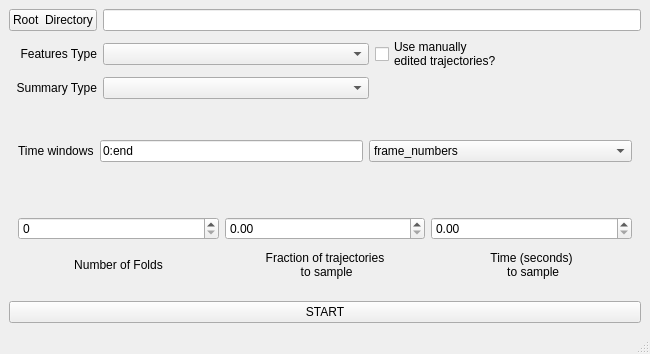
This is tierpsy/gui/QtDesignerFiles/Summarizer.ui in ver228/tierpsy-tracker as Qt 5 draws it before an edit. The edited form follows.
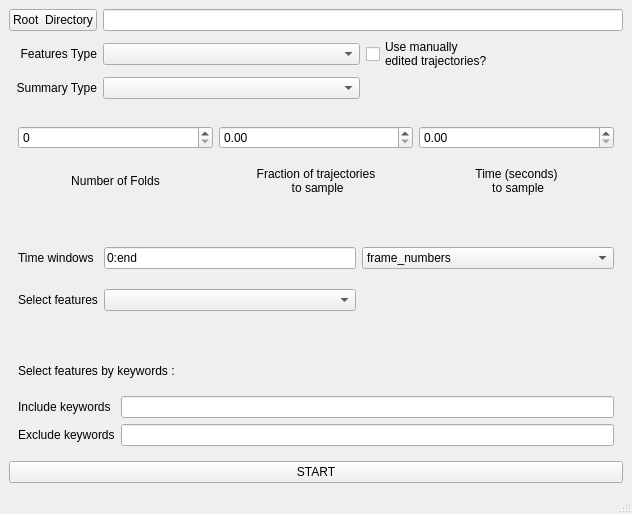
This is the edited form.

Commit message: FOV splitting (Luigi) and Feature selection options in summarizer (Eleni) (#68)

```diff
--- a/tierpsy/gui/QtDesignerFiles/Summarizer.ui
+++ b/tierpsy/gui/QtDesignerFiles/Summarizer.ui
@@ -6,8 +6,8 @@
    <rect>
     <x>0</x>
     <y>0</y>
-    <width>650</width>
-    <height>354</height>
+    <width>632</width>
+    <height>514</height>
    </rect>
   </property>
   <property name="windowTitle">
@@ -69,55 +69,29 @@
       </item>
      </layout>
     </item>
-    <item>
-     <widget class="QWidget" name="TimeWindows" native="true">
-      <layout class="QHBoxLayout" name="horizontalLayout">
-       <item>
-        <widget class="QLabel" name="label_6">
-         <property name="sizePolicy">
-          <sizepolicy hsizetype="Preferred" vsizetype="Preferred">
-           <horstretch>0</horstretch>
-           <verstretch>0</verstretch>
-          </sizepolicy>
-         </property>
-         <property name="text">
-          <string>Time windows</string>
-         </property>
-        </widget>
-       </item>
-       <item>
-        <widget class="QLineEdit" name="p_time_windows">
-         <property name="text">
-          <string>0:end</string>
-         </property>
-        </widget>
-       </item>
-       <item>
-        <widget class="QComboBox" name="p_time_units">
-         <property name="sizePolicy">
-          <sizepolicy hsizetype="MinimumExpanding" vsizetype="Fixed">
-           <horstretch>0</horstretch>
-           <verstretch>0</verstretch>
-          </sizepolicy>
-         </property>
-         <item>
-          <property name="text">
-           <string>frame_numbers</string>
-          </property>
-         </item>
-         <item>
-          <property name="text">
-           <string>seconds</string>
-          </property>
-         </item>
-        </widget>
-       </item>
-      </layout>
-     </widget>
-    </item>
     <item>
      <widget class="QWidget" name="FoldArgs" native="true">
       <layout class="QGridLayout" name="gridLayout">
+       <item row="1" column="1">
+        <widget class="QLabel" name="label_2">
+         <property name="sizePolicy">
+          <sizepolicy hsizetype="Preferred" vsizetype="Maximum">
+           <horstretch>0</horstretch>
+           <verstretch>0</verstretch>
+          </sizepolicy>
+         </property>
+         <property name="text">
+          <string>Fraction of trajectories
+ to sample</string>
+         </property>
+         <property name="alignment">
+          <set>Qt::AlignBottom|Qt::AlignHCenter</set>
+         </property>
+        </widget>
+       </item>
+       <item row="0" column="0">
+        <widget class="QSpinBox" name="p_n_folds"/>
+       </item>
        <item row="0" column="2">
         <widget class="QDoubleSpinBox" name="p_time_sample_seconds">
          <property name="maximum">
@@ -125,6 +99,22 @@
          </property>
         </widget>
        </item>
+       <item row="1" column="0">
+        <widget class="QLabel" name="label">
+         <property name="sizePolicy">
+          <sizepolicy hsizetype="Preferred" vsizetype="Maximum">
+           <horstretch>0</horstretch>
+           <verstretch>0</verstretch>
+          </sizepolicy>
+         </property>
+         <property name="text">
+          <string>Number of Folds</string>
+         </property>
+         <property name="alignment">
+          <set>Qt::AlignBottom|Qt::AlignHCenter</set>
+         </property>
+        </widget>
+       </item>
        <item row="1" column="2">
         <widget class="QLabel" name="label_3">
          <property name="sizePolicy">
@@ -142,26 +132,6 @@
          </property>
         </widget>
        </item>
-       <item row="0" column="0">
-        <widget class="QSpinBox" name="p_n_folds"/>
-       </item>
-       <item row="1" column="1">
-        <widget class="QLabel" name="label_2">
-         <property name="sizePolicy">
-          <sizepolicy hsizetype="Preferred" vsizetype="Maximum">
-           <horstretch>0</horstretch>
-           <verstretch>0</verstretch>
-          </sizepolicy>
-         </property>
-         <property name="text">
-          <string>Fraction of trajectories
- to sample</string>
-         </property>
-         <property name="alignment">
-          <set>Qt::AlignBottom|Qt::AlignHCenter</set>
-         </property>
-        </widget>
-       </item>
        <item row="0" column="1">
         <widget class="QDoubleSpinBox" name="p_frac_worms_to_keep">
          <property name="maximum">
@@ -172,22 +142,95 @@
          </property>
         </widget>
        </item>
+      </layout>
+     </widget>
+    </item>
+    <item>
+     <widget class="QWidget" name="TimeWindows" native="true">
+      <layout class="QGridLayout" name="gridLayout_3">
+       <item row="1" column="3">
+        <widget class="QComboBox" name="p_select_feat"/>
+       </item>
+       <item row="1" column="1">
+        <widget class="QLabel" name="label_7">
+         <property name="text">
+          <string>Select features</string>
+         </property>
+        </widget>
+       </item>
+       <item row="0" column="4">
+        <widget class="QComboBox" name="p_time_units">
+         <property name="sizePolicy">
+          <sizepolicy hsizetype="MinimumExpanding" vsizetype="Fixed">
+           <horstretch>0</horstretch>
+           <verstretch>0</verstretch>
+          </sizepolicy>
+         </property>
+         <item>
+          <property name="text">
+           <string>frame_numbers</string>
+          </property>
+         </item>
+         <item>
+          <property name="text">
+           <string>seconds</string>
+          </property>
+         </item>
+        </widget>
+       </item>
+       <item row="0" column="3">
+        <widget class="QLineEdit" name="p_time_windows">
+         <property name="text">
+          <string>0:end</string>
+         </property>
+        </widget>
+       </item>
+       <item row="0" column="1">
+        <widget class="QLabel" name="label_6">
+         <property name="sizePolicy">
+          <sizepolicy hsizetype="Preferred" vsizetype="Preferred">
+           <horstretch>0</horstretch>
+           <verstretch>0</verstretch>
+          </sizepolicy>
+         </property>
+         <property name="text">
+          <string>Time windows</string>
+         </property>
+        </widget>
+       </item>
+      </layout>
+     </widget>
+    </item>
+    <item>
+     <widget class="QWidget" name="SelectByKeywords" native="true">
+      <layout class="QGridLayout" name="gridLayout_4">
+       <item row="0" column="0" colspan="2">
+        <widget class="QLabel" name="label_10">
+         <property name="text">
+          <string>Select features by keywords :</string>
+         </property>
+        </widget>
+       </item>
+       <item row="2" column="0">
+        <widget class="QLabel" name="label_9">
+         <property name="text">
+          <string>Exclude keywords</string>
+         </property>
+        </widget>
+       </item>
+       <item row="2" column="1">
+        <widget class="QLineEdit" name="p_keywords_exclude"/>
+       </item>
        <item row="1" column="0">
-        <widget class="QLabel" name="label">
-         <property name="sizePolicy">
-          <sizepolicy hsizetype="Preferred" vsizetype="Maximum">
-           <horstretch>0</horstretch>
-           <verstretch>0</verstretch>
-          </sizepolicy>
-         </property>
+        <widget class="QLabel" name="label_8">
          <property name="text">
-          <string>Number of Folds</string>
-         </property>
-         <property name="alignment">
-          <set>Qt::AlignBottom|Qt::AlignHCenter</set>
+          <string>Include keywords</string>
          </property>
         </widget>
        </item>
+       <item row="1" column="1">
+        <widget class="QLineEdit" name="p_keywords_include"/>
+       </item>
       </layout>
      </widget>
     </item>
@@ -205,7 +248,7 @@
     <rect>
      <x>0</x>
      <y>0</y>
-     <width>650</width>
+     <width>632</width>
      <height>22</height>
     </rect>
    </property>
```
The commit also changes 38 other files.
